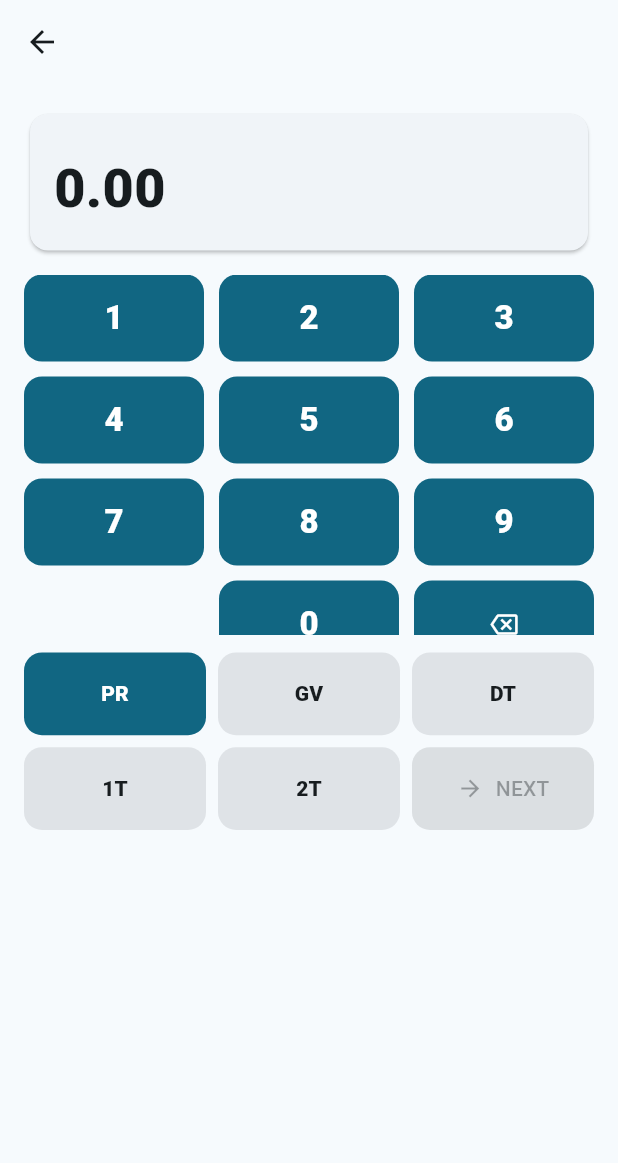
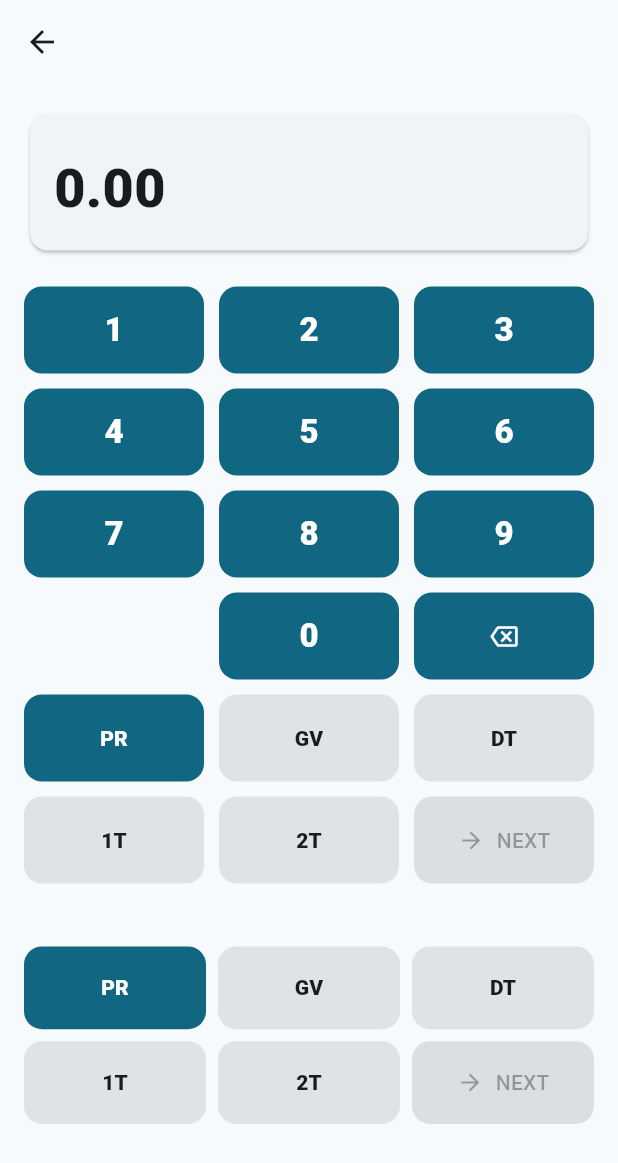
Before and after one commit to JimGLDS/RC03, a Flutter app: the Screen1 screen opened directly with empty values, on a phone screen of 412 x 824 dp. Shown: the top 1163 px of the screen. Run offline on Flutter 3.47's test engine with Material 3 defaults, Android fonts, the phone set to English and light mode, and no system bars; our stand-ins replace pdf, shared_preferences; missing offline and left inert: dart:html; accounts and stored records are empty.

Commit message:
Screen1: unify keypad+road types+next into single 3x6 grid

```diff
--- a/lib/screens/wizard/screen1.dart
+++ b/lib/screens/wizard/screen1.dart
@@ -86,7 +86,8 @@ class _Screen1State extends State<Screen1> {
   @override
   Widget build(BuildContext context) {
     return Scaffold(
-      appBar: AppBar(leading: const BackButton(), title: const SizedBox.shrink()),
+      appBar:
+          AppBar(leading: const BackButton(), title: const SizedBox.shrink()),
       body: Padding(
         padding: const EdgeInsets.all(16),
         child: Column(
@@ -102,10 +103,14 @@ class _Screen1State extends State<Screen1> {
                         children: [
                           const SizedBox(height: 8),
                           Text(formatHundredths(odoHundredths),
-                              style: const TextStyle(fontSize: 36, fontWeight: FontWeight.w800)),
+                              style: const TextStyle(
+                                  fontSize: 36, fontWeight: FontWeight.w800)),
                           if (odoError != null) ...[
                             const SizedBox(height: 8),
-                            Text(odoError!, style: const TextStyle(color: Colors.red, fontWeight: FontWeight.w700)),
+                            Text(odoError!,
+                                style: const TextStyle(
+                                    color: Colors.red,
+                                    fontWeight: FontWeight.w700)),
                           ],
                         ],
                       ),
@@ -114,17 +119,16 @@ class _Screen1State extends State<Screen1> {
                     Expanded(
                       child: Column(
                         crossAxisAlignment: CrossAxisAlignment.start,
-                        children: [
-                        ],
+                        children: [],
                       ),
                     ),
                   ],
                 ),
               ),
             ),
-            const SizedBox(height: 12),
-            SizedBox(height: 240, child: keypad()),
-            const SizedBox(height: 12),
+            const SizedBox(height: 20),
+            SizedBox(height: 420, child: keypad()),
+            const SizedBox(height: 20),
             GridView.count(
               shrinkWrap: true,
               physics: const NeverScrollableScrollPhysics(),
@@ -143,7 +147,8 @@ class _Screen1State extends State<Screen1> {
                   child: FilledButton.icon(
                     style: FilledButton.styleFrom(
                       padding: EdgeInsets.zero,
-                      shape: RoundedRectangleBorder(borderRadius: BorderRadius.circular(12)),
+                      shape: RoundedRectangleBorder(
+                          borderRadius: BorderRadius.circular(12)),
                     ),
                     onPressed: odoValid
                         ? () async {
@@ -167,7 +172,8 @@ class _Screen1State extends State<Screen1> {
                                 ),
                               ),
                             );
-                            if (result != null && context.mounted) Navigator.pop(context, result);
+                            if (result != null && context.mounted)
+                              Navigator.pop(context, result);
                           }
                         : null,
                     icon: const Icon(Icons.arrow_forward),
@@ -182,26 +188,90 @@ class _Screen1State extends State<Screen1> {
       ),
     );
   }
+
   Widget surfaceBtn(SurfaceType s) {
     final selected = surface == s;
     return FilledButton(
       style: FilledButton.styleFrom(
         padding: EdgeInsets.zero,
         shape: RoundedRectangleBorder(borderRadius: BorderRadius.circular(12)),
-        backgroundColor: selected ? null : Theme.of(context).colorScheme.surfaceContainerHighest,
-        foregroundColor: selected ? null : Theme.of(context).colorScheme.onSurface,
+        backgroundColor: selected
+            ? null
+            : Theme.of(context).colorScheme.surfaceContainerHighest,
+        foregroundColor:
+            selected ? null : Theme.of(context).colorScheme.onSurface,
       ),
       onPressed: () => setState(() => surface = s),
-      child: Text(surfaceText(s), style: const TextStyle(fontWeight: FontWeight.w900)),
+      child: Text(surfaceText(s),
+          style: const TextStyle(fontWeight: FontWeight.w900)),
     );
   }
   Widget keypad() {
-    // 3x4 keypad layout; keep existing tapDigit() logic.
-    final keys = <String>[
-      '1','2','3',
-      '4','5','6',
-      '7','8','9',
-      '','0','BS',
+    Widget keyDigit(String d) => FilledButton(
+          style: FilledButton.styleFrom(
+            padding: EdgeInsets.zero,
+            shape: RoundedRectangleBorder(borderRadius: BorderRadius.circular(12)),
+          ),
+          onPressed: () => tapDigit(d),
+          child: Text(d, style: const TextStyle(fontSize: 22, fontWeight: FontWeight.w900)),
+        );
+
+    Widget keyBackspace() => FilledButton(
+          style: FilledButton.styleFrom(
+            padding: EdgeInsets.zero,
+            shape: RoundedRectangleBorder(borderRadius: BorderRadius.circular(12)),
+          ),
+          onPressed: backspace,
+          child: const Icon(Icons.backspace_outlined),
+        );
+
+    Widget keyNext() => FilledButton.icon(
+          style: FilledButton.styleFrom(
+            padding: EdgeInsets.zero,
+            shape: RoundedRectangleBorder(borderRadius: BorderRadius.circular(12)),
+          ),
+          onPressed: odoValid
+              ? () async {
+                  // start with existing draft if edit, otherwise new
+                  final base = widget.initialDraft ??
+                      RowDraft(
+                        odoHundredths: odoHundredths,
+                        surface: surface,
+                        iconKey: 'T01',
+                      );
+
+                  base.odoHundredths = odoHundredths;
+                  base.surface = surface;
+
+                  final result = await Navigator.push<RowDraft>(
+                    context,
+                    MaterialPageRoute(
+                      builder: (_) => Screen2(
+                        recNo: widget.recNo,
+                        draft: base,
+                        existingResetNames: widget.existingResetNames,
+                      ),
+                    ),
+                  );
+                  if (result != null && context.mounted) Navigator.pop(context, result);
+                }
+              : null,
+          icon: const Icon(Icons.arrow_forward),
+          label: const Text('NEXT'),
+        );
+
+    final cells = <Widget>[
+      // Rows 1-3 (digits)
+      keyDigit('1'), keyDigit('2'), keyDigit('3'),
+      keyDigit('4'), keyDigit('5'), keyDigit('6'),
+      keyDigit('7'), keyDigit('8'), keyDigit('9'),
+
+      // Row 4
+      const SizedBox.shrink(), keyDigit('0'), keyBackspace(),
+
+      // Rows 5-6 (road types + NEXT)
+      surfaceBtn(SurfaceType.PR), surfaceBtn(SurfaceType.GV), surfaceBtn(SurfaceType.DT),
+      surfaceBtn(SurfaceType.IT), surfaceBtn(SurfaceType.TT), keyNext(),
     ];
 
     return GridView(
@@ -213,31 +283,7 @@ class _Screen1State extends State<Screen1> {
         crossAxisSpacing: 10,
         mainAxisExtent: 58,
       ),
-      children: [
-        for (final k in keys)
-          k.isEmpty
-              ? const SizedBox.shrink()
-              : (k == 'BS'
-                  ? FilledButton(
-                      style: FilledButton.styleFrom(
-                        padding: EdgeInsets.zero,
-                        shape: RoundedRectangleBorder(borderRadius: BorderRadius.circular(12)),
-                      ),
-                      onPressed: backspace,
-                      child: const Icon(Icons.backspace_outlined),
-                    )
-                  : FilledButton(
-                      style: FilledButton.styleFrom(
-                        padding: EdgeInsets.zero,
-                        shape: RoundedRectangleBorder(borderRadius: BorderRadius.circular(12)),
-                      ),
-                      onPressed: () => tapDigit(k),
-                      child: Text(
-                        k,
-                        style: const TextStyle(fontSize: 22, fontWeight: FontWeight.w900),
-                      ),
-                    )),
-      ],
+      children: cells,
     );
   }
 }
```
